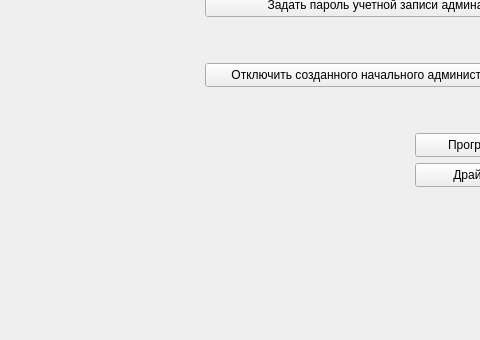
Qt form design_ui/main.ui (BagaJimbildan/LAS_SibSIU) before a commit; both pictures show x 275 to 755 and y 256 to 596 of the 1051 by 596 pixel window.
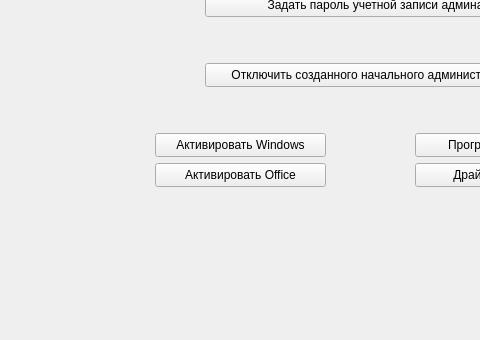
The same form after that commit.

Commit message: Кнопки на активацию ос и офис, пока не рабочие и в тесте запись файла в эксель

```diff
--- a/design_ui/main.ui
+++ b/design_ui/main.ui
@@ -313,6 +313,32 @@
      <string>Драйвера</string>
     </property>
    </widget>
+   <widget class="QPushButton" name="btn_activate_windows">
+    <property name="geometry">
+     <rect>
+      <x>430</x>
+      <y>370</y>
+      <width>171</width>
+      <height>24</height>
+     </rect>
+    </property>
+    <property name="text">
+     <string>Активировать Windows</string>
+    </property>
+   </widget>
+   <widget class="QPushButton" name="btn_activate_office">
+    <property name="geometry">
+     <rect>
+      <x>430</x>
+      <y>400</y>
+      <width>171</width>
+      <height>24</height>
+     </rect>
+    </property>
+    <property name="text">
+     <string>Активировать Office</string>
+    </property>
+   </widget>
   </widget>
   <widget class="QMenuBar" name="menubar">
    <property name="geometry">
```
The commit also changes 5 other files.
